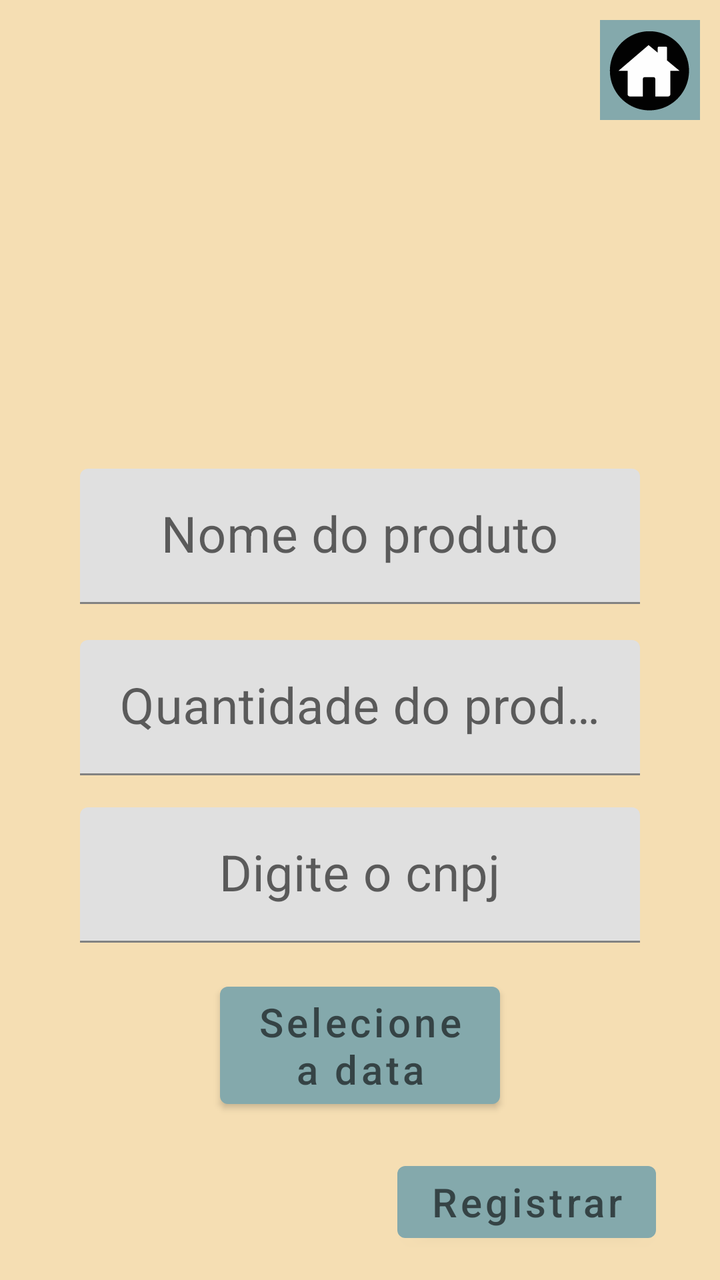
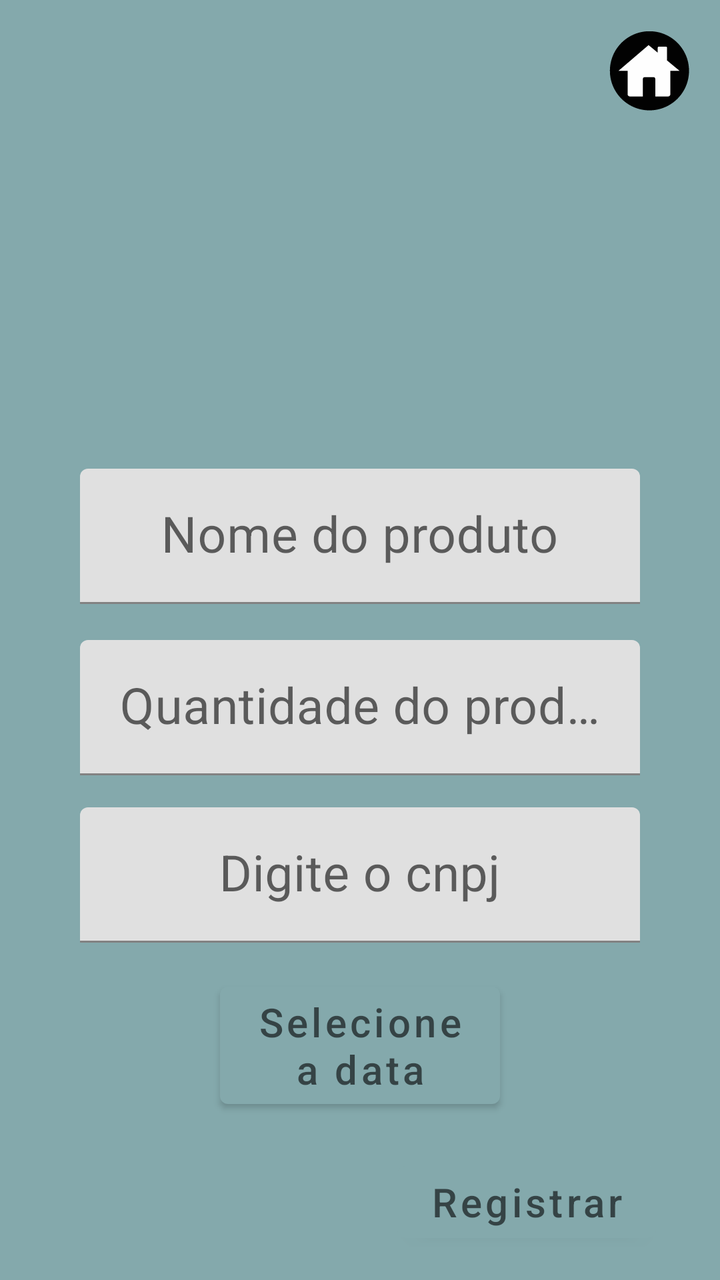

Compare the two renders of this Android layout. The source of the first and the diff that turns it into the second are given below.
<!-- AndroidManifest.xml: application theme Theme.GHandApp -->
<!-- res/layout/activity_agendaproduct.xml -->
<?xml version="1.0" encoding="utf-8"?>
<layout
    xmlns:tools="http://schemas.android.com/tools"
    xmlns:android="http://schemas.android.com/apk/res/android"
    xmlns:app="http://schemas.android.com/apk/res-auto">
    <androidx.constraintlayout.widget.ConstraintLayout
        android:layout_width="match_parent"
        android:layout_height="match_parent"
        tools:context=".agenda.agendaProduto.view.AgendaProductActivity"
        android:background="@color/Wheat">




        <com.google.android.material.textfield.TextInputLayout
            android:id="@+id/ti_nameProdcut"
            android:layout_width="match_parent"
            android:layout_height="wrap_content"
            app:layout_constraintStart_toStartOf="parent"
            app:layout_constraintEnd_toEndOf="parent"
            android:layout_marginBottom="18dp"
            app:layout_constraintTop_toTopOf="parent"
            app:layout_constraintBottom_toTopOf="@+id/ti_amount"
            app:layout_constraintVertical_chainStyle="packed"
            >

            <com.google.android.material.textfield.TextInputEditText
                android:layout_width="match_parent"
                android:layout_height="wrap_content"
                android:id="@+id/nameProduct"
                android:hint="@string/nameProduct"
                android:textSize="25sp"
                android:gravity="center"
                android:layout_marginHorizontal="40dp"
                />

        </com.google.android.material.textfield.TextInputLayout>



        <com.google.android.material.textfield.TextInputLayout
            android:id="@+id/ti_amount"
            android:layout_width="match_parent"
            android:layout_height="wrap_content"
            android:layout_marginBottom="18dp"
            app:layout_constraintStart_toStartOf="parent"
            app:layout_constraintEnd_toEndOf="parent"
            app:layout_constraintTop_toBottomOf="@id/ti_nameProdcut"
            app:layout_constraintBottom_toBottomOf="parent">
            <EditText
                android:id="@+id/amount"
                android:layout_width="match_parent"
                android:layout_height="wrap_content"
                android:hint="@string/amount"
                android:textSize="25sp"
                android:gravity="center"
                android:layout_marginHorizontal="40dp"
                />

        </com.google.android.material.textfield.TextInputLayout>


        <com.google.android.material.textfield.TextInputLayout
            android:id="@+id/ti_dateTime"
            android:layout_width="match_parent"
            android:layout_height="wrap_content"
            android:layout_marginTop="16dp"
            app:layout_constraintEnd_toEndOf="parent"
            app:layout_constraintHorizontal_bias="0.0"
            app:layout_constraintStart_toStartOf="parent"
            app:layout_constraintTop_toBottomOf="@id/ti_cnpj">

            <Button
                android:id="@+id/dateAgendaProd"
                android:layout_width="140dp"
                android:layout_height="wrap_content"
                android:layout_gravity="center"
                android:hint="Selecione a data"
                android:textSize="20sp"
                />












        </com.google.android.material.textfield.TextInputLayout>


        <com.google.android.material.textfield.TextInputLayout
            android:id="@+id/ti_cnpj"
            android:layout_width="match_parent"
            android:layout_height="wrap_content"
            android:layout_marginTop="16dp"
            app:layout_constraintEnd_toEndOf="parent"
            app:layout_constraintHorizontal_bias="0.0"
            app:layout_constraintStart_toStartOf="parent"
            app:layout_constraintTop_toBottomOf="@id/ti_amount">

            <EditText
                android:id="@+id/cnpjAgendaSet"
                android:layout_width="match_parent"
                android:layout_height="wrap_content"
                android:hint="Digite o cnpj"
                android:textSize="25sp"
                android:gravity="center"
                android:layout_marginHorizontal="40dp"
                />

        </com.google.android.material.textfield.TextInputLayout>

        <Button
            android:id="@+id/registerAgendaProduto"
            android:layout_width="wrap_content"
            android:layout_height="wrap_content"
            android:layout_marginBottom="15dp"
            android:layout_marginEnd="32dp"
            android:hint="@string/register"
            android:textSize="20sp"
            app:layout_constraintEnd_toEndOf="parent"
            app:layout_constraintBottom_toBottomOf="parent"
            />

        <ImageButton
            android:id="@+id/icon_home"
            android:layout_width="50dp"
            android:layout_height="50dp"
            android:background="@drawable/home_icon_vector"
            app:layout_constraintTop_toTopOf="parent"
            app:layout_constraintEnd_toEndOf="parent"
            android:layout_margin="10dp"
            />


        <ProgressBar
            android:id="@+id/pb_loading"
            android:layout_width="wrap_content"
            android:layout_height="wrap_content"
            android:visibility="gone"
            app:layout_constraintBottom_toBottomOf="parent"
            app:layout_constraintEnd_toEndOf="parent"
            app:layout_constraintStart_toStartOf="parent"
            app:layout_constraintTop_toTopOf="parent" />



    </androidx.constraintlayout.widget.ConstraintLayout>
</layout>
<!-- resources referenced by this layout -->
<resources>
  <color name="Wheat">#F5DEB3</color>
  <!-- drawable home_icon_vector: vector/xml drawable (drawable, 34157 chars, omitted) -->
  <string name="amount">Quantidade do produto</string>
  <string name="nameProduct">Nome do produto</string>
  <string name="register">Registrar</string>
  <style name="Theme.GHandApp" parent="Theme.MaterialComponents.DayNight.NoActionBar">
          
          <item name="colorPrimary">@color/Weak_green</item>
          <item name="colorPrimaryVariant">@color/purple_700</item>
          <item name="colorOnPrimary">@color/white</item>
          
          <item name="colorSecondary">@color/teal_200</item>
          <item name="colorSecondaryVariant">@color/teal_700</item>
          <item name="colorOnSecondary">@color/black</item>
          
          <item name="android:statusBarColor" tools:targetApi="l">?attr/colorPrimaryVariant</item>
          
      </style>
  <color name="Weak_green">#84A9AC</color>
  <color name="purple_700">#FF3700B3</color>
  <color name="white">#FFFFFFFF</color>
  <color name="teal_200">#FF03DAC5</color>
  <color name="teal_700">#FF018786</color>
  <color name="black">#FF000000</color>
</resources>

<!-- the commit's change to res/layout/activity_agendaproduct.xml (unified diff, before → after) -->
@@ -7,7 +7,7 @@
         android:layout_width="match_parent"
         android:layout_height="match_parent"
         tools:context=".agenda.agendaProduto.view.AgendaProductActivity"
-        android:background="@color/Wheat">
+        android:background="@color/Weak_green">
 
 
 
@@ -79,17 +79,6 @@
                 android:textSize="20sp"
                 />
 
-
-
-
-
-
-
-
-
-
-
-
         </com.google.android.material.textfield.TextInputLayout>
 
 
<!-- resource entries referenced after the edit -->
@@ -1,7 +1,6 @@
 <!-- resources referenced by this layout -->
 <resources>
-  <color name="Wheat">#F5DEB3</color>
-  <!-- drawable home_icon_vector: vector/xml drawable (drawable, 34157 chars, omitted) -->
+  <!-- drawable home_icon_vector: vector/xml drawable (drawable, 34167 chars, omitted) -->
   <string name="amount">Quantidade do produto</string>
   <string name="nameProduct">Nome do produto</string>
   <string name="register">Registrar</string>
